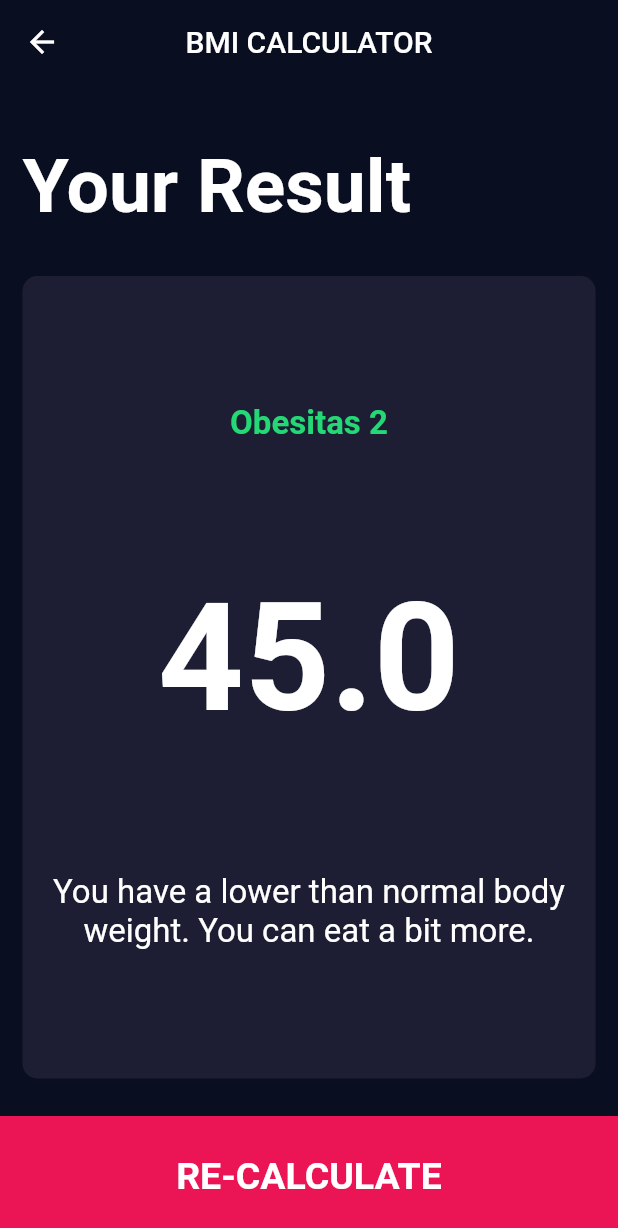
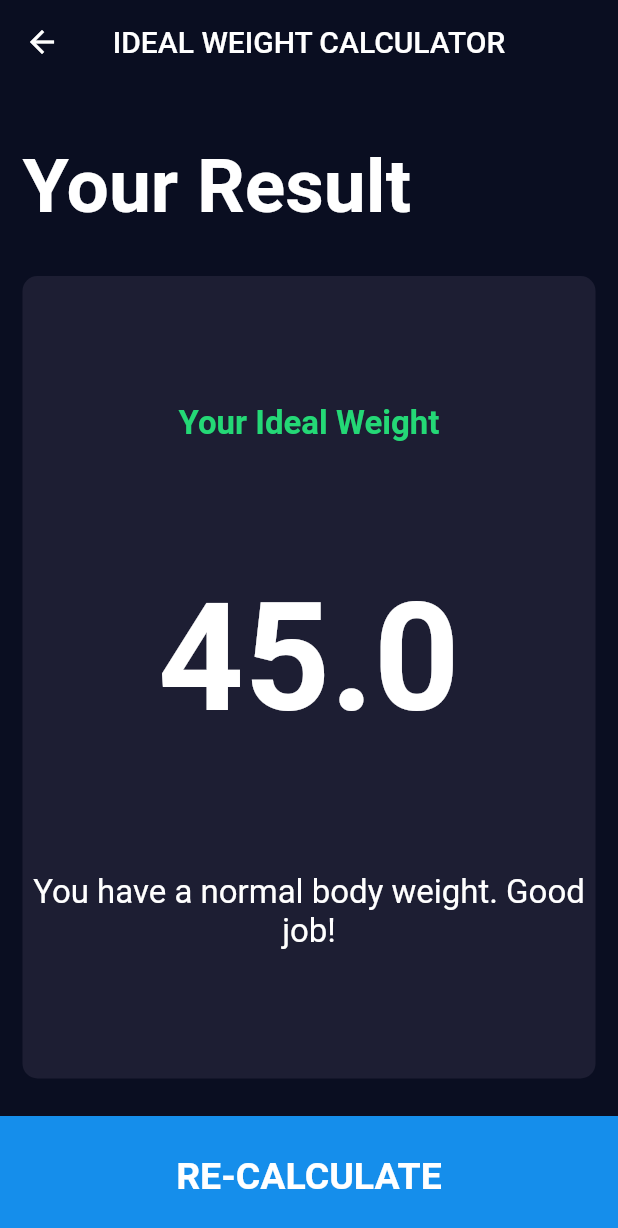
Before and after one commit to ratihfriska/weight_calculator, a Flutter app: the screen it shows after launch, after a tap on "CALCULATE", on a phone screen of 412 x 824 dp. Shown: the top 1228 px of the screen. Run offline on Flutter 3.47's test engine with Material 2 defaults, Android fonts, the light colour scheme and no system bars; our stand-ins replace font_awesome_flutter.

Commit message:
weight_calculator

```diff
--- a/lib/calculator.dart
+++ b/lib/calculator.dart
@@ -17,25 +17,15 @@ class Calculator {
   }
 
   String getResult() {
-    if (_bmi <= 18.5) {
-      return 'Under Bobot';
-    } else if (_bmi >= 18.5 && _bmi <= 23) {
-      return 'Sehat dekkk';
-    } else if (_bmi >= 23 && _bmi <= 25) {
-      return 'Over Bobot';
-    } else if (_bmi >= 25 && _bmi <= 30) {
-      return 'Obesitas 1';
+    if (_bmi == _bmi) {
+      return 'Your Ideal Weight';
     } else {
-      return 'Obesitas 2';
+      return 'Oh noo, yo dont have ideal weight';
     }
   }
 
   String getInterpretation() {
-    if (_bmi >= 23 && _bmi <= 25) {
-      return 'You have a higher than normal body weight. Try to exercise more.';
-    } else if (_bmi >= 18.5 && _bmi <= 23) {
-      return 'You have a normal body weight. Good job!';
-    } else if (_bmi <= 18.5) {
+    if (_bmi == _bmi) {
       return 'You have a normal body weight. Good job!';
     } else {
       return 'You have a lower than normal body weight. You can eat a bit more.';
--- a/lib/constants.dart
+++ b/lib/constants.dart
@@ -3,7 +3,7 @@ import 'package:flutter/material.dart';
 const activeCardColor = Color(0xFF1D1E33);
 const inactiveCardColor = Color(0xFF111328);
 const bottomContainerHeight = 80.0;
-const bottomContainerColor = Color(0xFFEB1555);
+const bottomContainerColor = Color.fromARGB(255, 21, 142, 235);
 
 enum Gender {
   male,
--- a/lib/screens/result_page.dart
+++ b/lib/screens/result_page.dart
@@ -15,7 +15,7 @@ class ResultPage extends StatelessWidget {
   Widget build(BuildContext context) {
     return Scaffold(
       appBar: AppBar(
-        title: const Text('BMI CALCULATOR'),
+        title: const Text('IDEAL WEIGHT CALCULATOR'),
       ),
       body: Column(
         mainAxisAlignment: MainAxisAlignment.spaceEvenly,
```
